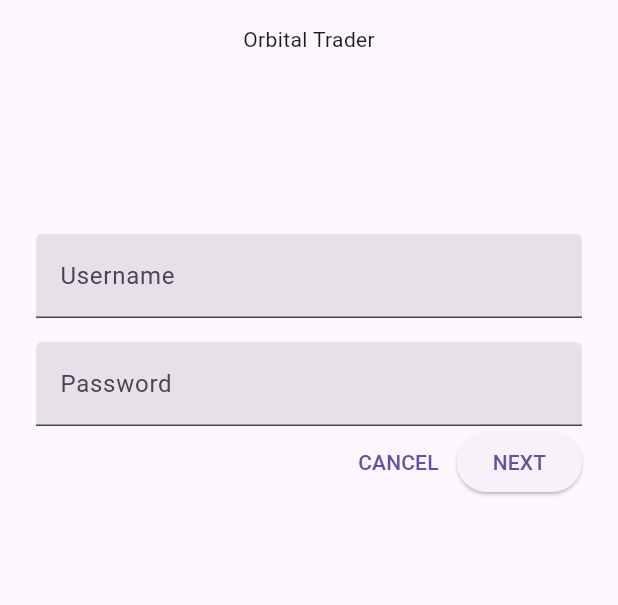
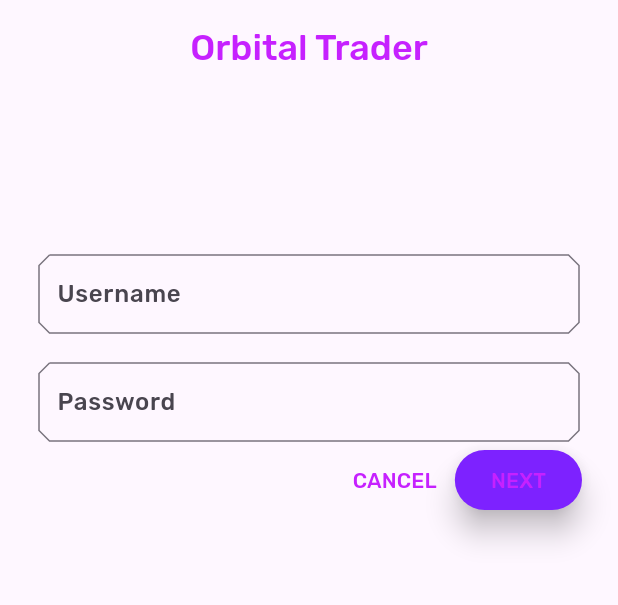
Before and after one commit to Mifey05/mdc-100_seriesss, a Flutter app: the screen it shows after launch, after a tap on "CANCEL", on a phone screen of 412 x 824 dp, the part 216-821 px from its top. Run offline on Flutter 3.47's test engine with Material 3 defaults, Android fonts, the phone set to English and light mode, and no system bars.

Commit message:
104 and more changes

```diff
--- a/lib/app.dart
+++ b/lib/app.dart
@@ -13,9 +13,11 @@
 // limitations under the License.
 
 import 'package:flutter/material.dart';
+import 'supplemental/cut_corners_border.dart';
 
 import 'home.dart';
 import 'login.dart';
+import 'colors.dart';
 
 // TODO: Convert ShrineApp to stateful widget (104)
 class ShrineApp extends StatelessWidget {
@@ -35,10 +37,63 @@ class ShrineApp extends StatelessWidget {
         // TODO: Change backLayer field value to CategoryMenuPage (104)
       },
       // TODO: Customize the theme (103)
-      theme: ThemeData.light(useMaterial3: true),
+      theme: _kRimworldTheme,
     );
   }
 }
 
 // TODO: Build a Shrine Theme (103)
+final ThemeData _kRimworldTheme = _buildRimworldTheme();
+
+ThemeData _buildRimworldTheme() {
+  final ThemeData base = ThemeData.light(useMaterial3: true);
+  return base.copyWith(
+    colorScheme: base.colorScheme.copyWith(
+      primary: kRimworld1,
+      onPrimary: kRimworld3,
+      secondary: kRimworld3,
+      error: kRimworldError,
+    ),
+    textTheme: _buildRimworldTextTheme(base.textTheme),
+    textSelectionTheme: const TextSelectionThemeData(
+      selectionColor: kRimworld2,
+    ),
+    inputDecorationTheme: const InputDecorationTheme(
+      border: CutCornersBorder(),
+      focusedBorder: CutCornersBorder(
+        borderSide: BorderSide(
+          width: 2.0,
+          color: kRimworld3,
+        ),
+      ),
+      floatingLabelStyle: TextStyle(
+        color: kRimworld3,
+      ),
+    ),
+  );
+}
 // TODO: Build a Shrine Text Theme (103)
+TextTheme _buildRimworldTextTheme(TextTheme base) {
+  return base
+      .copyWith(
+        headlineSmall: base.headlineSmall!.copyWith(
+          fontWeight: FontWeight.w500,
+        ),
+        titleLarge: base.titleLarge!.copyWith(
+          fontSize: 18.0,
+        ),
+        bodySmall: base.bodySmall!.copyWith(
+          fontWeight: FontWeight.w400,
+          fontSize: 14.0,
+        ),
+        bodyLarge: base.bodyLarge!.copyWith(
+          fontWeight: FontWeight.w500,
+          fontSize: 16.0,
+        ),
+      )
+      .apply(
+        fontFamily: 'Rubik',
+        displayColor: kRimworld3,
+        bodyColor: kRimworld3,
+      );
+}
--- /dev/null
+++ b/lib/colors.dart
@@ -0,0 +1,11 @@
+import 'package:flutter/material.dart';
+
+const kRimworld1 = Color(0xFF7D22FF);
+const kRimworld2 = Color(0xFFAF76FF);
+const kRimworld3 = Color(0xFFC621FF);
+const kRimworld4 = Color(0xFFFF21E2);
+const kRimworld5 = Color(0xFF3521FF);
+const kRimworldError = Color(0xFFC5032B);
+
+const kRimworldSurfaceWhite = Color(0xFFFFFBFA);
+const kRimworldBackgroundLight = Colors.white;
--- a/lib/home.dart
+++ b/lib/home.dart
@@ -14,7 +14,7 @@
 
 import 'package:flutter/material.dart';
 import 'package:intl/intl.dart';
-
+import 'supplemental/asymmetric_view.dart';
 import 'model/product.dart';
 import 'model/products_repository.dart';
 
@@ -40,6 +40,7 @@ class HomePage extends StatelessWidget {
     return products.map((product) {
       return Card(
         clipBehavior: Clip.antiAlias,
+        elevation: 0.0,
         child: Column(
           crossAxisAlignment: CrossAxisAlignment.start,
           mainAxisSize: MainAxisSize.max,
@@ -57,12 +58,14 @@ class HomePage extends StatelessWidget {
             Padding(
               padding: const EdgeInsets.fromLTRB(16.0, 12.0, 16.0, 8.0),
                 child: Column(
-                  crossAxisAlignment: CrossAxisAlignment.start,
+                  mainAxisAlignment: MainAxisAlignment.end,
+                  crossAxisAlignment: CrossAxisAlignment.center,
                   mainAxisSize: MainAxisSize.min,
                   children: <Widget>[
                     Text(
                       product.name,
-                      style: theme.textTheme.titleLarge,
+                      style: theme.textTheme.labelLarge,
+                      softWrap: false,
                       maxLines: 1,
                       overflow: TextOverflow.ellipsis,
                     ),
@@ -119,12 +122,8 @@ class HomePage extends StatelessWidget {
         ),
       ),
       // TODO: Add a grid view (102)
-      body: GridView.extent(
-        maxCrossAxisExtent: 300,
-        padding: const EdgeInsets.all(16.0),
-        mainAxisSpacing: 16.0,
-        crossAxisSpacing: 16.0,
-        children: _buildGridCards(context)
+      body: AsymmetricView(
+        products: ProductsRepository.loadProducts(Category.all),
       ),
       // TODO: Set resizeToAvoidBottomInset (101)
       resizeToAvoidBottomInset: false,
--- a/lib/login.dart
+++ b/lib/login.dart
@@ -13,6 +13,7 @@
 // limitations under the License.
 
 import 'package:flutter/material.dart';
+import 'package:shrine/colors.dart';
 
 class LoginPage extends StatefulWidget {
   const LoginPage({Key? key}) : super(key: key);
@@ -37,7 +38,9 @@ class _LoginPageState extends State<LoginPage> {
               children: <Widget>[
                 Image.asset('assets/logo.png'),
                 const SizedBox(height: 16.0),
-                const Text('Orbital Trader'),
+                Text('Orbital Trader',
+                style: Theme.of(context).textTheme.headlineSmall,
+                ),
               ],
             ),
             const SizedBox(height: 120.0),
@@ -45,7 +48,6 @@ class _LoginPageState extends State<LoginPage> {
             TextField(
               controller: _usernameController,
               decoration: const InputDecoration(
-                filled: true,
                 labelText: 'Username',
               ),
             ),
@@ -53,7 +55,6 @@ class _LoginPageState extends State<LoginPage> {
             TextField(
               controller: _passwordController,
               decoration: const InputDecoration(
-                filled: true,
                 labelText: 'Password',
               ),
               obscureText: true,
@@ -68,12 +69,23 @@ class _LoginPageState extends State<LoginPage> {
                     _usernameController.clear();
                     _passwordController.clear();
                   },
+                  style: TextButton.styleFrom(
+                    foregroundColor: kRimworld3,
+                    shape: const BeveledRectangleBorder(
+                      borderRadius: BorderRadius.all(Radius.circular(7.0)),
+                    ),
+                  ),
                 ),
                 ElevatedButton(
                   child: const Text('NEXT'),
                   onPressed: (){
                     Navigator.pop(context);
                   },
+                  style: ElevatedButton.styleFrom(
+                    backgroundColor: kRimworld1,
+                    foregroundColor: kRimworld3,
+                    elevation: 8.0,
+                  ),
                 )
               ],
             ),
--- a/lib/supplemental/asymmetric_view.dart
+++ b/lib/supplemental/asymmetric_view.dart
@@ -36,7 +36,7 @@ class AsymmetricView extends StatelessWidget {
     /// helpers for creating the index of the product list that will correspond
     /// to the index of the list of columns.
     return List.generate(_listItemCount(products.length), (int index) {
-      double width = .59 * MediaQuery.of(context).size.width;
+      double width = MediaQuery.of(context).size.width * 0.6;
       Widget column;
       if (index % 2 == 0) {
         /// Even cases
--- a/lib/supplemental/product_card.dart
+++ b/lib/supplemental/product_card.dart
@@ -34,10 +34,13 @@ class ProductCard extends StatelessWidget {
         decimalDigits: 0, locale: Localizations.localeOf(context).toString());
     final ThemeData theme = Theme.of(context);
 
-    final imageWidget = Image.asset(
+    final imageWidget = AspectRatio(
+      aspectRatio: 1.0,
+      child: Image.asset(
       product.assetName,
       // package: product.assetPackage,
-      fit: BoxFit.cover,
+      fit: BoxFit.contain,
+      ),
     );
 
     return Column(
--- a/pubspec.yaml
+++ b/pubspec.yaml
@@ -18,6 +18,12 @@ dev_dependencies:
 
 flutter:
   # TODO: Insert Fonts (103)
+  fonts:
+    - family: Rubik
+      fonts:
+        - asset: fonts/Rubik-Regular.ttf
+        - asset: fonts/Rubik-Medium.ttf
+          weight: 500
   uses-material-design: true
   assets:
     - assets/logo.png
```
